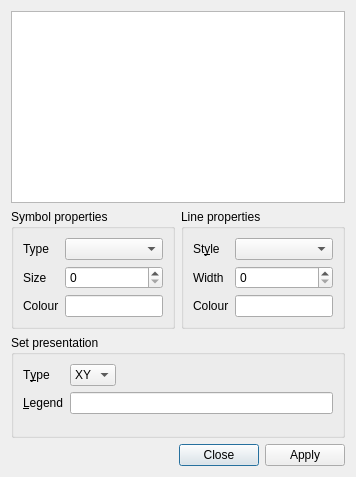
This is src/Dialogs/SetAppearance.ui in lorenzo-rovigatti/disgrace as Qt 5 draws it before an edit. The edited form follows.
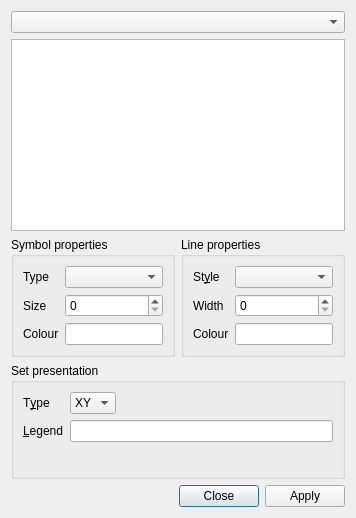
This is the edited form.

The edit to the form file:
```diff
--- a/src/Dialogs/SetAppearance.ui
+++ b/src/Dialogs/SetAppearance.ui
@@ -7,13 +7,16 @@
     <x>0</x>
     <y>0</y>
     <width>356</width>
-    <height>477</height>
+    <height>518</height>
    </rect>
   </property>
   <property name="windowTitle">
    <string>Set Appearance</string>
   </property>
   <layout class="QVBoxLayout" name="verticalLayout">
+   <item>
+    <widget class="QComboBox" name="cb_plots"/>
+   </item>
    <item>
     <widget class="QListView" name="list_curves">
      <property name="sizePolicy">
```
